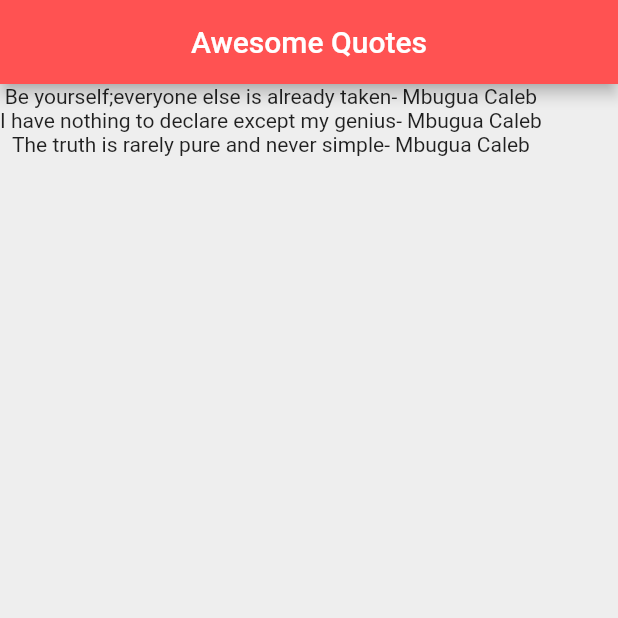
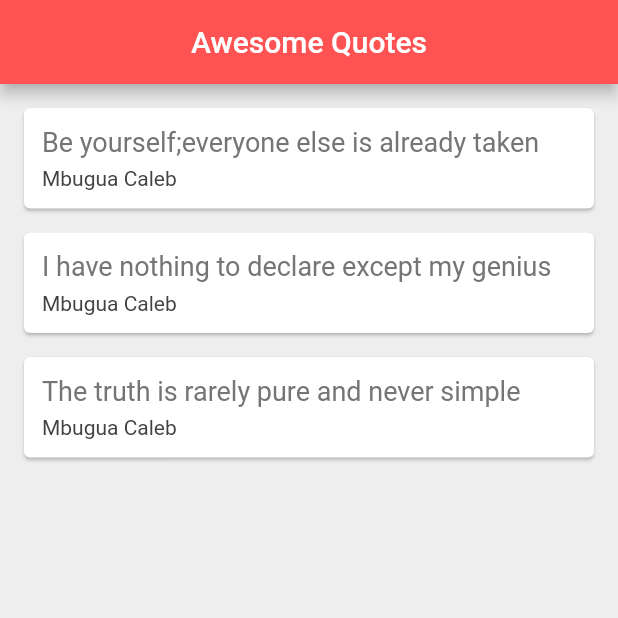
Before and after one commit to MbuguaCaleb/flutter_lists_of_data, a Flutter app: the screen it shows after launch, on a phone screen of 412 x 824 dp, the top half of it. Run offline on Flutter 3.47's test engine with Material 2 defaults, Android fonts, the phone set to English and light mode, and no system bars.

Commit message:
'flutter-cards'

```diff
--- a/lib/main.dart
+++ b/lib/main.dart
@@ -21,6 +21,36 @@ class _QuoteListState extends State<QuoteList> {
     Quote(author: 'Mbugua Caleb',text:  'The truth is rarely pure and never simple' ),
   ];
 
+  /*function that returns a card*/
+  Widget quoteTemplate (quote){
+    return Card(
+      margin: EdgeInsets.fromLTRB(16.0,16.0,16.0,0),
+      child: Padding(
+        padding: const EdgeInsets.all(12.0),
+        child: Column(
+          crossAxisAlignment: CrossAxisAlignment.stretch,
+          children: <Widget>[
+            Text(
+              quote.text,
+              style: TextStyle(
+                fontSize: 18.0,
+                color: Colors.grey[600]
+              ),
+            ),
+            SizedBox(height: 6.0),
+            Text(
+              quote.author,
+              style: TextStyle(
+                fontSize: 14.0,
+                color: Colors.grey[800]
+              ),
+            )
+          ],
+        ),
+      ),
+
+    );
+  }
   @override
   Widget build(BuildContext context) {
     return Scaffold(
@@ -31,7 +61,7 @@ class _QuoteListState extends State<QuoteList> {
         backgroundColor: Colors.redAccent,
       ),
       body: Column(
-      children:quotes.map((quote)=>Text('${quote.text}- ${quote.author}')).toList()
+      children:quotes.map((quote)=> quoteTemplate(quote)).toList()
       ),
     );
   }
```
Also changed, not shown: 1 other file.
